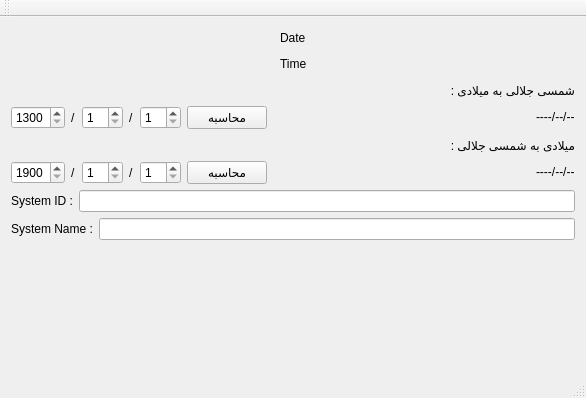
This is mainwindow.ui in alinaseri25/qjalaliconverter as Qt 5 draws it before an edit. The edited form follows.
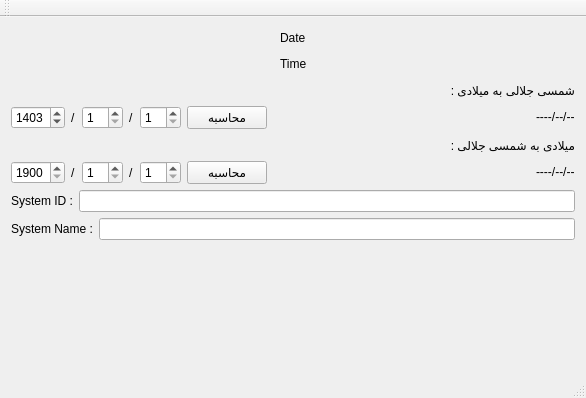
This is the edited form.

Diff of the .ui file:
```diff
--- a/mainwindow.ui
+++ b/mainwindow.ui
@@ -127,7 +127,10 @@
            <number>1300</number>
           </property>
           <property name="maximum">
-           <number>1400</number>
+           <number>1500</number>
+          </property>
+          <property name="value">
+           <number>1403</number>
           </property>
          </widget>
         </item>
```
Left out of the diff: 2 changed lines with no effect on the pictures.
